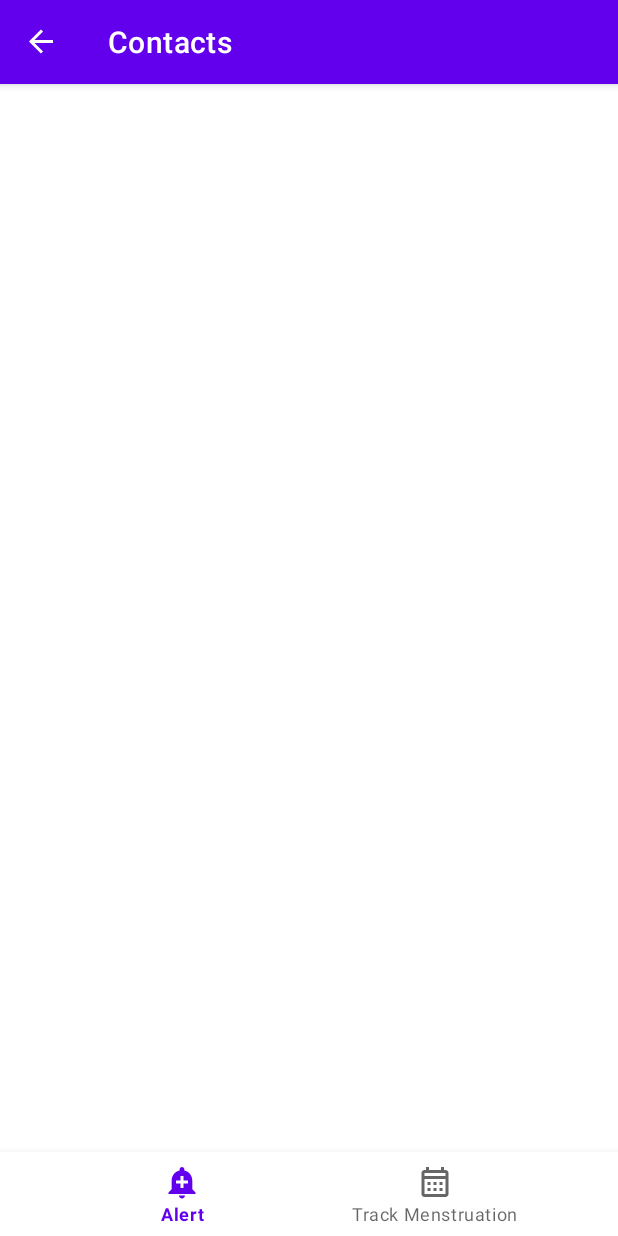
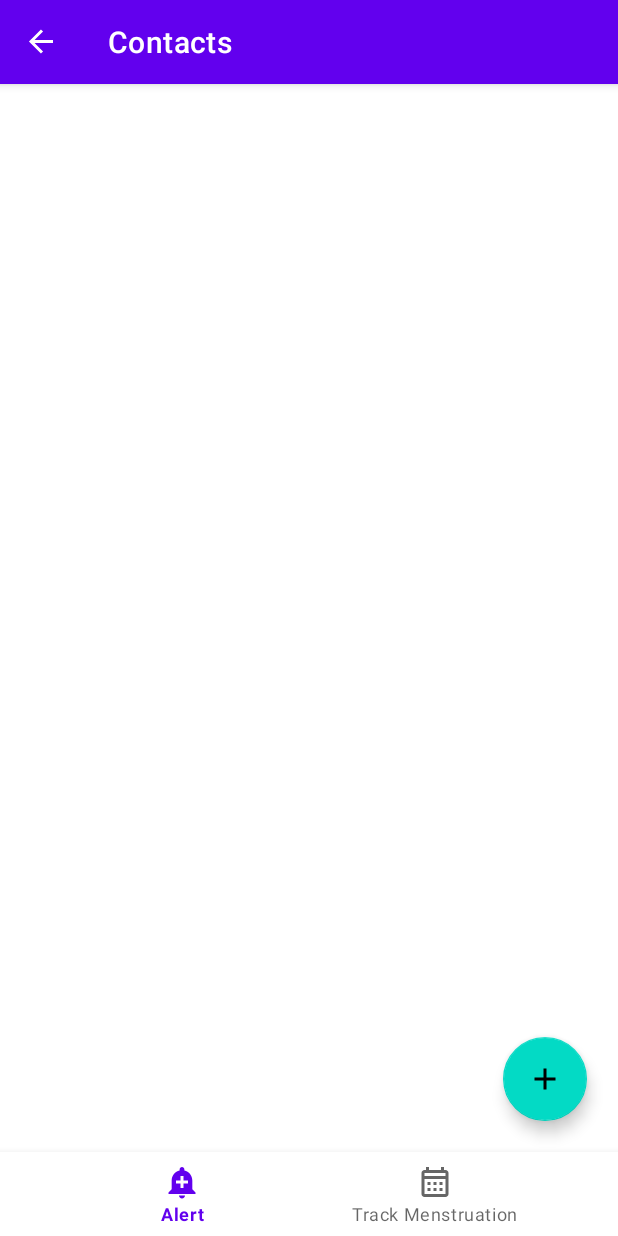
Before and after one commit to OpenLake/Sampoorna, an Android app: the ContactFragment screen opened through its navigation route, on a phone screen of 412 x 824 dp. Run offline under Robolectric (Android 15) with nearby library versions, the phone set to English and light mode, and no system bars; our stand-ins replace Room's generated code, navigation-ui, sdp/ssp sizes; 3 statements that could not run were skipped.

Commit message:
contact list implementation-1 , logic for adding contacts not coded yet

```diff
--- a/app/src/main/java/org/openlake/sampoorna/models/ContactsRepository.kt
+++ b/app/src/main/java/org/openlake/sampoorna/models/ContactsRepository.kt
@@ -3,7 +3,9 @@ package org.openlake.sampoorna.models
 import androidx.lifecycle.LiveData
 
 class ContactsRepository(private val contactsDao: ContactsDao) {
+
     val allContacts: LiveData<List<Contacts>> = contactsDao.getAllContacts()
+
     suspend fun insert(contact:Contacts){
         contactsDao.insert(contact)
     }
--- a/app/src/main/java/org/openlake/sampoorna/ui/MainActivity.kt
+++ b/app/src/main/java/org/openlake/sampoorna/ui/MainActivity.kt
@@ -22,13 +22,6 @@ class MainActivity : AppCompatActivity() {
         super.onCreate(savedInstanceState)
         binding = ActivityMainBinding.inflate(layoutInflater)
         setContentView(binding.root)
-        //View Model
-        viewModel = ViewModelProvider(this,
-            ViewModelProvider.AndroidViewModelFactory.getInstance(application))[ContactsViewModel::class.java]
-        viewModel.allContacts.observe(this, Observer {
-
-        })
-
 
         //Implementing bottom navigation view
         val bottomNavigationView = findViewById<BottomNavigationView>(R.id.bottomNavigationView)
--- a/app/src/main/java/org/openlake/sampoorna/ui/fragments/AlertFragment.kt
+++ b/app/src/main/java/org/openlake/sampoorna/ui/fragments/AlertFragment.kt
@@ -5,6 +5,7 @@ import androidx.fragment.app.Fragment
 import android.view.LayoutInflater
 import android.view.View
 import android.view.ViewGroup
+import androidx.navigation.Navigation
 import com.google.android.material.transition.MaterialFadeThrough
 import org.openlake.sampoorna.R
 import org.openlake.sampoorna.databinding.FragmentAlertBinding
@@ -27,6 +28,10 @@ class AlertFragment : Fragment(R.layout.fragment_alert) {
     ): View {
         _binding = FragmentAlertBinding.inflate(inflater,container,false)
         val view = binding.root
+        val gotoContacts = binding.icContacts
+        gotoContacts.setOnClickListener {
+            Navigation.findNavController(view).navigate(R.id.action_alertFragment_to_contactFragment)
+        }
         return view
     }
 }
--- a/app/src/main/java/org/openlake/sampoorna/ui/fragments/ContactFragment.kt
+++ b/app/src/main/java/org/openlake/sampoorna/ui/fragments/ContactFragment.kt
@@ -1,28 +1,29 @@
 package org.openlake.sampoorna.ui.fragments
 
+
 import android.os.Bundle
+import android.util.Log
 import androidx.fragment.app.Fragment
 import android.view.LayoutInflater
 import android.view.View
 import android.view.ViewGroup
 import androidx.lifecycle.Observer
 import androidx.lifecycle.ViewModelProvider
+import androidx.recyclerview.widget.LinearLayoutManager
+import androidx.recyclerview.widget.RecyclerView
+import com.google.android.material.floatingactionbutton.FloatingActionButton
 import org.openlake.sampoorna.R
+import org.openlake.sampoorna.adapter.ContactsRVAdapter
+import org.openlake.sampoorna.adapter.Listeners
 import org.openlake.sampoorna.databinding.FragmentContactBinding
+import org.openlake.sampoorna.models.Contacts
+import org.openlake.sampoorna.ui.MainActivity
 import org.openlake.sampoorna.viewmodel.ContactsViewModel
 
-class ContactFragment : Fragment(R.layout.fragment_contact) {
+class ContactFragment : Fragment(R.layout.fragment_contact), Listeners {
         lateinit var viewModel: ContactsViewModel
         private var _binding:FragmentContactBinding? = null
         private val binding get() = _binding!!
-    override fun onCreate(savedInstanceState: Bundle?) {
-        super.onCreate(savedInstanceState)
-        viewModel = ViewModelProvider(this,
-        ViewModelProvider.AndroidViewModelFactory.getInstance(activity?.application!!)).get(ContactsViewModel)
-        viewModel.allContacts.observe(this, Observer {
-            v
-        })
-    }
 
     override fun onCreateView(
         inflater: LayoutInflater, container: ViewGroup?,
@@ -30,7 +31,33 @@ class ContactFragment : Fragment(R.layout.fragment_contact) {
     ): View {
         _binding = FragmentContactBinding.inflate(inflater,container,false)
         val view = binding.root
+
+        //Implementing Recycler View settings
+        val contactsRV = view.findViewById<RecyclerView>(R.id.contacts_rv)
+        contactsRV.layoutManager=LinearLayoutManager(activity)
+        val adapter = ContactsRVAdapter(view.context,this)
+        contactsRV.adapter=adapter
+
+        //ViewModel instantiating
+        val act = activity as MainActivity
+        viewModel = ViewModelProvider(this, ViewModelProvider.AndroidViewModelFactory.getInstance(act.application)).get(ContactsViewModel::class.java)
+        viewModel.allContacts.observe(viewLifecycleOwner,Observer{ it->
+            it?.let{
+                adapter.updateContacts(it)
+            }
+        })
+
+        //fab actions
+        val addContactBtn = view.findViewById<FloatingActionButton>(R.id.contacts_add)
+        addContactBtn.setOnClickListener {
+            Log.d("FAB","works")
+        }
         return view
     }
 
+    override fun onItemClicked(contact: Contacts) {
+    viewModel.deleteContact(contact)
+    }
+
+
 }
--- /dev/null
+++ b/app/src/main/res/drawable/ic_add.xml
@@ -0,0 +1,10 @@
+<vector xmlns:android="http://schemas.android.com/apk/res/android"
+    android:width="24dp"
+    android:height="24dp"
+    android:viewportWidth="24"
+    android:viewportHeight="24"
+    android:tint="?attr/colorControlNormal">
+  <path
+      android:fillColor="@android:color/white"
+      android:pathData="M19,13h-6v6h-2v-6H5v-2h6V5h2v6h6v2z"/>
+</vector>
--- a/app/src/main/res/layout/fragment_contact.xml
+++ b/app/src/main/res/layout/fragment_contact.xml
@@ -6,6 +6,14 @@
     android:layout_width="match_parent"
     android:layout_height="match_parent"
     tools:context=".ui.fragments.ContactFragment">
+    <com.google.android.material.floatingactionbutton.FloatingActionButton
+        android:id="@+id/contacts_add"
+        android:src="@drawable/ic_add"
+        android:layout_width="wrap_content"
+        android:layout_height="wrap_content"
+        app:layout_constraintRight_toRightOf="parent"
+        app:layout_constraintBottom_toBottomOf="parent"
+        android:layout_margin="@dimen/_16sdp"/>
     <androidx.recyclerview.widget.RecyclerView
         android:id="@+id/contacts_rv"
         android:layout_width="match_parent"
```
Also changed, not shown: app/build.gradle (+7 -0 lines), app/src/main/java/org/openlake/sampoorna/adapter/ContactsRVAdapter.kt (+6 -1 lines), app/src/main/java/org/openlake/sampoorna/viewmodel/ContactsViewModel.kt (+14 -0 lines).
